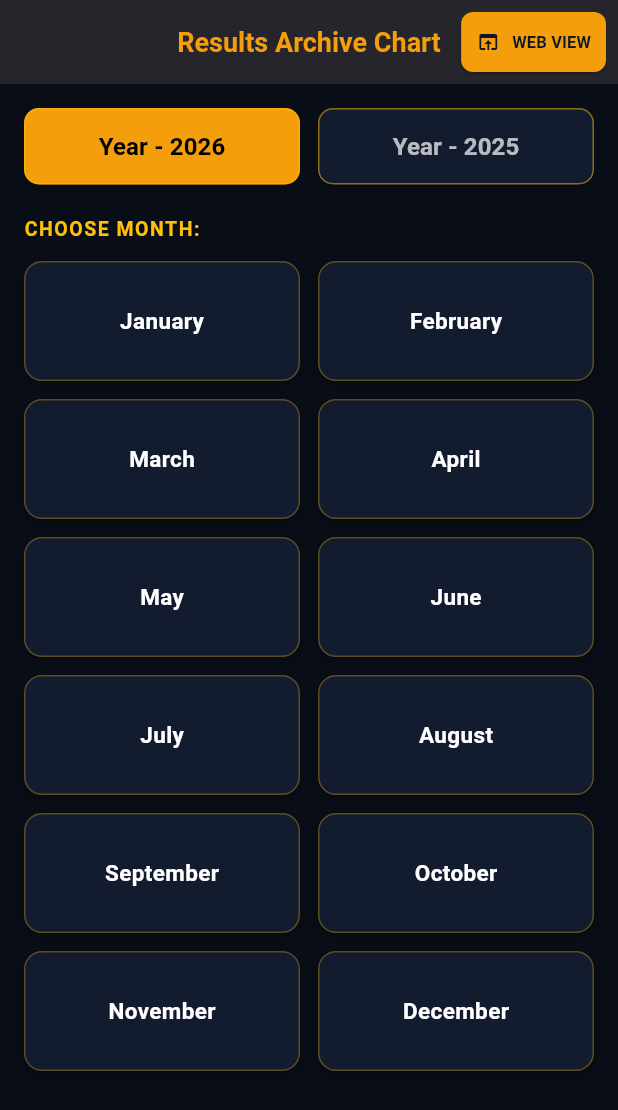
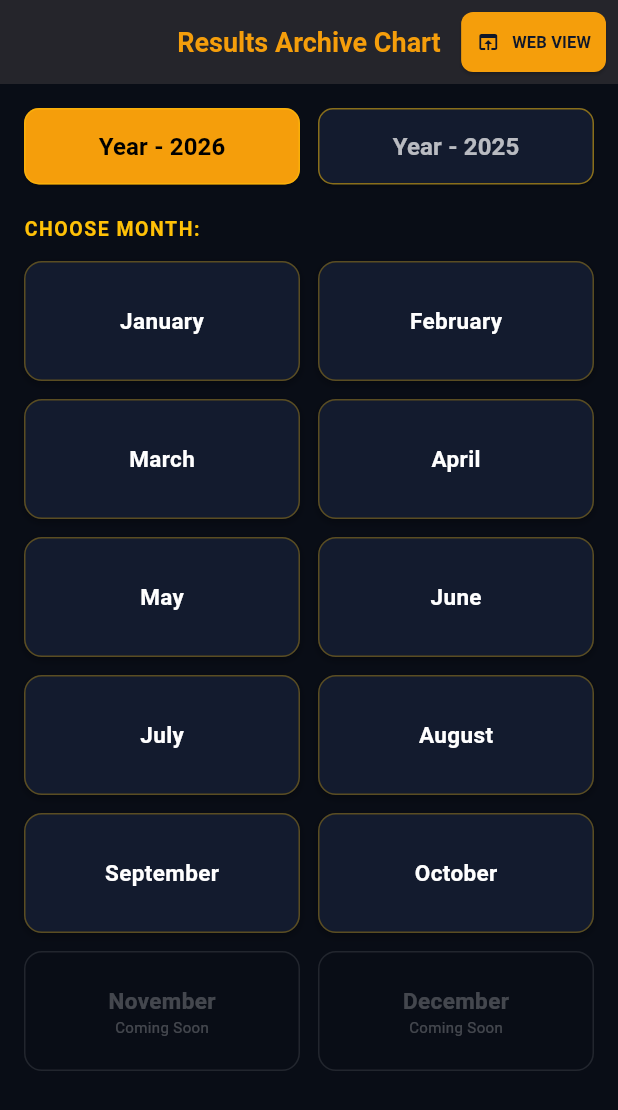
Before and after one commit to disawarking-official/DisawarKingApp, a Flutter app: the CombinedAllMarketsChartScreen screen opened directly, on a phone screen of 412 x 824 dp. Shown: the top 1110 px of the screen. Run offline on Flutter 3.47's test engine with Material 3 defaults, Android fonts, the phone set to English and light mode, and no system bars; our stand-ins replace cloud_firestore, firebase_core, shared_preferences; accounts and stored records are empty.

Commit message:
Update main.dart

```diff
--- a/lib/main.dart
+++ b/lib/main.dart
@@ -2192,6 +2192,9 @@ class _CombinedAllMarketsChartScreenState extends State<CombinedAllMarketsChartS
 
   // 1. Year Selector & 2-Column x 6-Row Months Grid
   Widget _buildYearAndMonthsGrid() {
+    // Current date is October 2026 -> so max clickable month in 2026 is 10
+    const int maxClickableMonthIn2026 = 10;
+
     return SingleChildScrollView(
       padding: const EdgeInsets.all(16),
       child: Column(
@@ -2247,8 +2250,13 @@ class _CombinedAllMarketsChartScreenState extends State<CombinedAllMarketsChartS
             ),
             itemBuilder: (context, index) {
               final m = monthsList[index];
+              int mNum = int.parse(m["num"]!);
+              bool isFutureMonth = (selectedYear == "2026" && mNum > maxClickableMonthIn2026);
+
               return InkWell(
-                onTap: () {
+                onTap: isFutureMonth
+                    ? null
+                    : () {
                         setState(() {
                           selectedMonthNum = m["num"];
                           selectedMonthName = m["name"]!;
@@ -2256,17 +2264,35 @@ class _CombinedAllMarketsChartScreenState extends State<CombinedAllMarketsChartS
                       },
                 child: Container(
                   decoration: BoxDecoration(
-                    color: const Color(0xFF131B2E),
+                    color: isFutureMonth ? const Color(0xFF090D16) : const Color(0xFF131B2E),
                     borderRadius: BorderRadius.circular(12),
-                    border: Border.all(color: Colors.amber.withOpacity(0.3)),
-                    boxShadow: [
+                    border: Border.all(
+                      color: isFutureMonth ? Colors.white10 : Colors.amber.withOpacity(0.3),
+                    ),
+                    boxShadow: isFutureMonth
+                        ? []
+                        : [
                             BoxShadow(color: Colors.black.withOpacity(0.3), blurRadius: 4, offset: const Offset(0, 2)),
                           ],
                   ),
                   alignment: Alignment.center,
-                  child: Text(
+                  child: Column(
+                    mainAxisAlignment: MainAxisAlignment.center,
+                    children: [
+                      Text(
                         m["name"]!,
-                    style: const TextStyle(color: Colors.white, fontWeight: FontWeight.bold, fontSize: 15),
+                        style: TextStyle(
+                          color: isFutureMonth ? Colors.white24 : Colors.white,
+                          fontWeight: FontWeight.bold,
+                          fontSize: 15,
+                        ),
+                      ),
+                      if (isFutureMonth)
+                        const Text(
+                          "Coming Soon",
+                          style: TextStyle(color: Colors.white24, fontSize: 10),
+                        ),
+                    ],
                   ),
                 ),
               );
```
Lines whose indentation alone changed are shown as unchanged.
